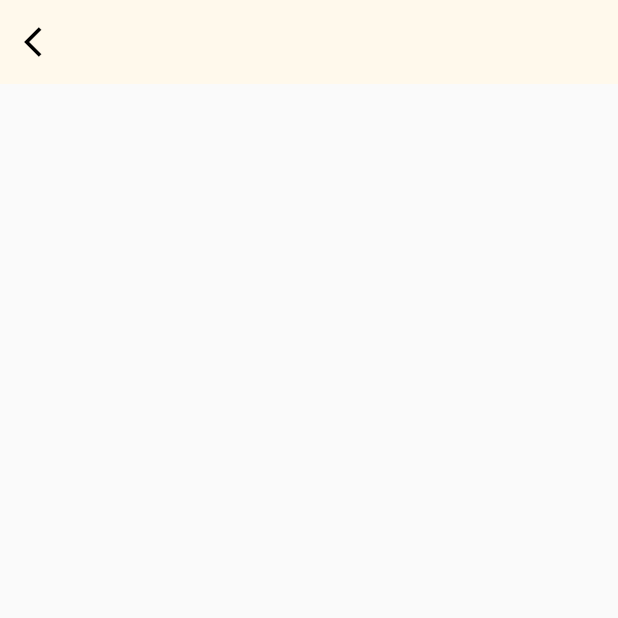
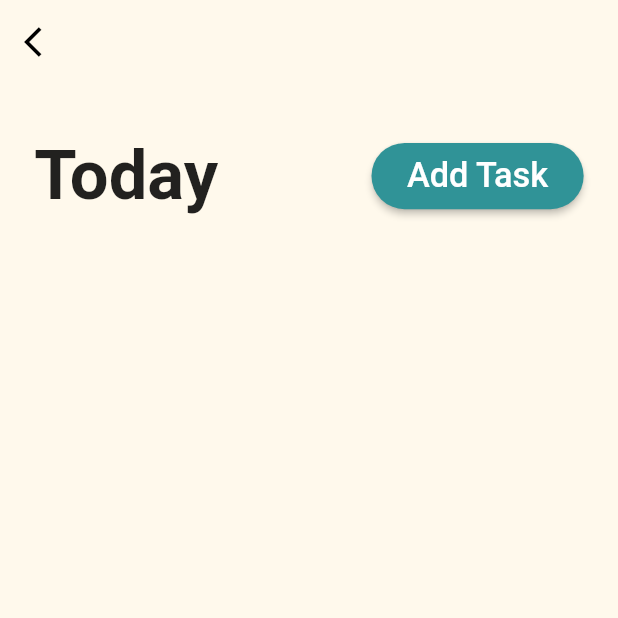
Before and after one commit to imsiddy/Task_planning, a Flutter app: the Tasklist screen opened directly, on a phone screen of 412 x 824 dp, the top half of it. Run offline on Flutter 3.47's test engine with Material 2 defaults, Android fonts, the phone set to English and light mode, and no system bars; our stand-ins replace flutter_screenutil, velocity_x.

Commit message:
Update Tasks.dart

```diff
--- a/lib/Screens/Tasks.dart
+++ b/lib/Screens/Tasks.dart
@@ -1,6 +1,7 @@
 import 'package:flutter/material.dart';
 import 'package:flutter_screenutil/flutter_screenutil.dart';
 import 'package:velocity_x/velocity_x.dart';
+import 'package:task_planner/Screens/Addtask.dart';
 
 class Tasklist extends StatefulWidget {
   Tasklist({Key key}) : super(key: key);
@@ -14,9 +15,14 @@ class _TasklistState extends State<Tasklist> {
   Widget build(BuildContext context) {
     return Scaffold(
       appBar: AppBar(
-        leading: Icon(
-          Icons.arrow_back_ios,
-          color: Colors.black,
+        leading: IconButton(
+          icon: Icon(
+            Icons.arrow_back_ios,
+            color: Colors.black,
+          ),
+          onPressed: () {
+            Navigator.pop(context);
+          },
         ),
         backgroundColor: Color(0xFFFFF9EC),
         elevation: 0,
@@ -24,8 +30,47 @@ class _TasklistState extends State<Tasklist> {
       body: ListView(
         children: <Widget>[
           Container(
+            height: MediaQuery.of(context).size.height,
             color: Color(0xFFFFF9EC),
-            child: Container(),
+            child: Column(
+              children: <Widget>[
+                Padding(
+                  padding: EdgeInsets.symmetric(
+                      horizontal: ScreenUtil().setWidth(60),
+                      vertical: ScreenUtil().setHeight(80)),
+                  child: Row(
+                    children: <Widget>[
+                      Text(
+                        "Today",
+                        style: TextStyle(
+                            fontSize: ScreenUtil().setSp(120),
+                            fontWeight: FontWeight.bold),
+                      ),
+                      Flexible(fit: FlexFit.tight, child: SizedBox()),
+                      RaisedButton(
+                        shape: RoundedRectangleBorder(
+                          borderRadius: new BorderRadius.circular(100.0),
+                        ),
+                        child: Padding(
+                          padding: EdgeInsets.symmetric(vertical: ScreenUtil().setHeight(20),horizontal: ScreenUtil().setWidth(20)),
+                          child: Text("Add Task",style:TextStyle(fontSize:ScreenUtil().setSp(60) ),),
+                        ),
+                        color: Color(0xFF309397),
+                        textColor: Colors.white,
+                        onPressed: () {
+                          Navigator.push(
+                            context,
+                            MaterialPageRoute(
+                              builder: (context) => Addtsk(),
+                            ),
+                          );
+                        },
+                      )
+                    ],
+                  ),
+                ),
+              ],
+            ),
           ),
         ],
       ),
```
